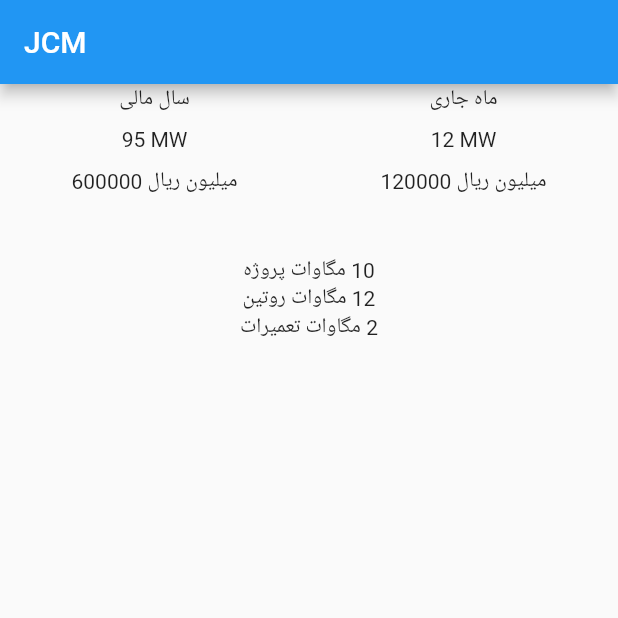
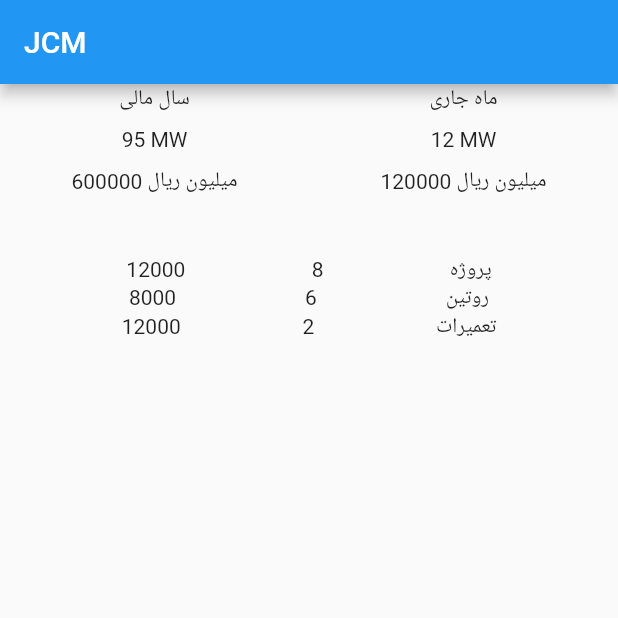
Before and after one commit to b-liva/japp, a Flutter app: the screen it shows after launch, on a phone screen of 412 x 824 dp, the top half of it. Run offline on Flutter 3.47's test engine with Material 2 defaults, Android fonts, the phone set to English and light mode, and no system bars.

Commit message:
Convert project data to class

```diff
--- a/lib/main.dart
+++ b/lib/main.dart
@@ -1,4 +1,5 @@
 import 'package:flutter/material.dart';
+import 'project_stats.dart';
 
 void main() =>
     runApp(MaterialApp(
@@ -15,10 +16,10 @@ class _HomeState extends State<Home> {
   int monthMw=12;
   int yearMw=95;
 
-  List<String> projectTypeData = [
-    '10 مگاوات پروژه',
-    '12 مگاوات روتین',
-    '2 مگاوات تعمیرات',
+  List<ProjectTypeStats> prTypeData = [
+    ProjectTypeStats(title: 'پروژه', mw: 8, sales: 12000),
+    ProjectTypeStats(title: 'روتین', mw: 6, sales: 8000),
+    ProjectTypeStats(title: 'تعمیرات', mw: 2, sales: 12000),
   ];
 
   @override
@@ -56,7 +57,15 @@ class _HomeState extends State<Home> {
           ),
           SizedBox(height: 40),
           Column(
-            children: projectTypeData.map((d) => Text(d, textDirection: TextDirection.rtl,)).toList(),
+            children: prTypeData.map((d) => Row(
+              textDirection: TextDirection.rtl,
+              mainAxisAlignment: MainAxisAlignment.spaceEvenly,
+              children: [
+                Text('${d.title}'),
+                Text('${d.mw}'),
+                Text('${d.sales}'),
+              ],
+            )).toList(),
           )
         ],
       )
--- /dev/null
+++ b/lib/project_stats.dart
@@ -0,0 +1,7 @@
+class ProjectTypeStats {
+  String title;
+  int mw;
+  int sales;
+
+  ProjectTypeStats({this.title, this.mw, this.sales});
+}
```
